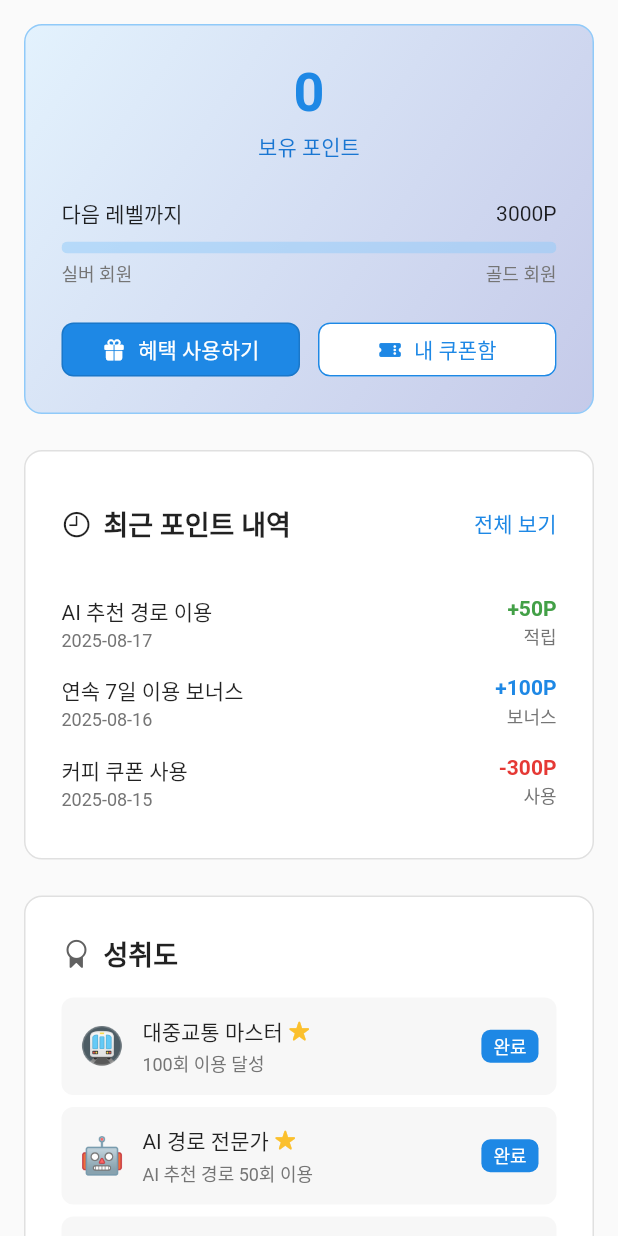
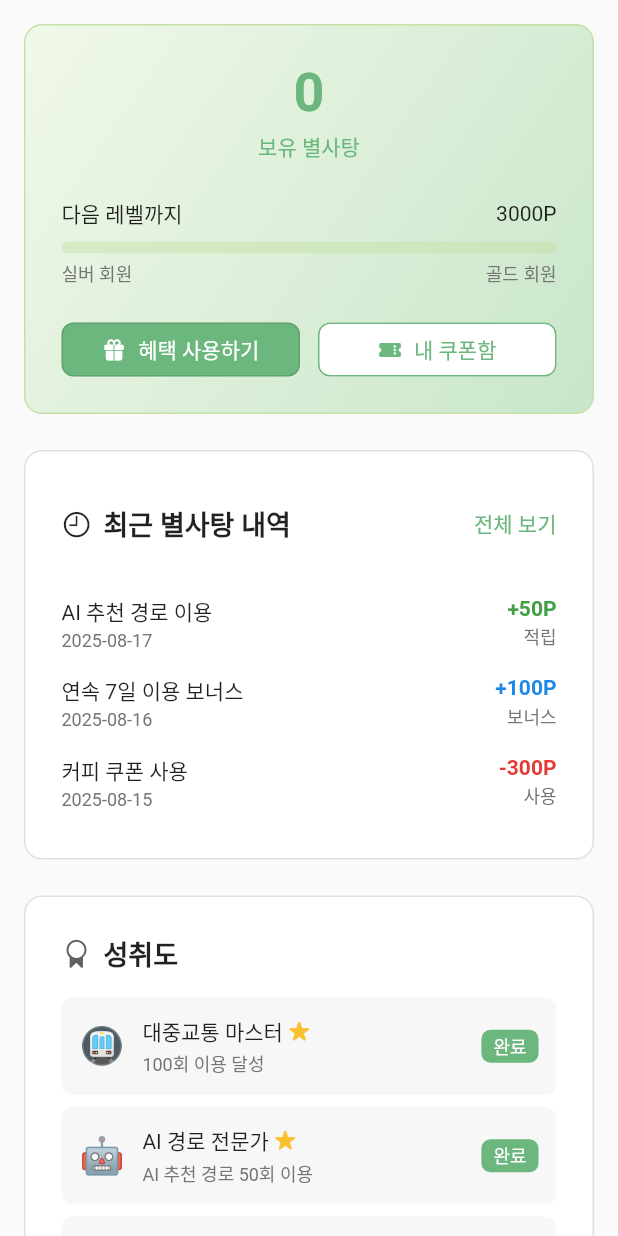
Before and after one commit to LikeLion-CJU-CPR/bustar_app, a Flutter app: the PointScreen screen opened directly, on a phone screen of 412 x 824 dp. Run offline on Flutter 3.47's test engine with Material 3 defaults, Android fonts, the phone set to English and light mode, and no system bars; network calls fail.

Commit message:
feat: 포인트 화면 색상 수정 및 이름 변경

```diff
--- a/lib/main_screen.dart
+++ b/lib/main_screen.dart
@@ -41,8 +41,8 @@ class _MainScreenState extends State<MainScreen> {
           items: const <BottomNavigationBarItem>[
             BottomNavigationBarItem(icon: Icon(Icons.home), label: '홈'),
             BottomNavigationBarItem(
-              icon: Icon(Icons.star_rounded),
-              label: '포인트',
+              icon: Icon(Icons.star_rate_rounded),
+              label: '내 별사탕',
             ),
             BottomNavigationBarItem(icon: Icon(Icons.person), label: '내 정보'),
           ],
--- a/lib/screens/point/history_screen.dart
+++ b/lib/screens/point/history_screen.dart
@@ -67,7 +67,7 @@ class _PointHistoryScreenState extends State<PointHistoryScreen> {
       type: 'bonus',
     ),
   ];
-  // --- 임시 데이터 끝 ---
+  // --- 임시 데이터 끝 --
 
   @override
   Widget build(BuildContext context) {
--- a/lib/screens/point/usage_screen.dart
+++ b/lib/screens/point/usage_screen.dart
@@ -159,7 +159,7 @@ class _UsageScreenState extends State<UsageScreen> {
                     final response = await http.post(
                       Uri.parse('$baseUrl/purchase/product/'),
                       headers: {
-                        'Content-Type': 'application/json; charset=UTF-8'
+                        'Content-Type': 'application/json; charset=UTF-8',
                       },
                       body: json.encode({
                         'user_id': 1, // 사용자 ID 1로 가정
@@ -173,31 +173,41 @@ class _UsageScreenState extends State<UsageScreen> {
                     Navigator.of(dialogContext).pop();
 
                     if (response.statusCode == 200) {
-                      final responseData =
-                          json.decode(utf8.decode(response.bodyBytes));
-                      pointProvider
-                          .setPoints(responseData['new_point_balance']);
+                      final responseData = json.decode(
+                        utf8.decode(response.bodyBytes),
+                      );
+                      pointProvider.setPoints(
+                        responseData['new_point_balance'],
+                      );
                       setState(() {
                         _purchasedIds.add(item.id);
                       });
                       ScaffoldMessenger.of(context).showSnackBar(
                         const SnackBar(
-                            content: Text('상품을 성공적으로 구매했습니다!'),
-                            backgroundColor: Colors.green),
+                          content: Text('상품을 성공적으로 구매했습니다!'),
+                          backgroundColor: Colors.green,
+                        ),
                       );
                     } else {
-                      final errorData =
-                          json.decode(utf8.decode(response.bodyBytes));
-                      ScaffoldMessenger.of(context).showSnackBar(SnackBar(
+                      final errorData = json.decode(
+                        utf8.decode(response.bodyBytes),
+                      );
+                      ScaffoldMessenger.of(context).showSnackBar(
+                        SnackBar(
                           content: Text('구매 실패: ${errorData['detail']}'),
-                          backgroundColor: Colors.red));
+                          backgroundColor: Colors.red,
+                        ),
+                      );
                     }
                   } catch (e) {
                     if (!context.mounted) return;
                     Navigator.of(dialogContext).pop();
-                    ScaffoldMessenger.of(context).showSnackBar(SnackBar(
+                    ScaffoldMessenger.of(context).showSnackBar(
+                      SnackBar(
                         content: Text('오류가 발생했습니다: $e'),
-                        backgroundColor: Colors.red));
+                        backgroundColor: Colors.red,
+                      ),
+                    );
                   }
                 },
                 child: const Text('구매 확정'),
@@ -233,11 +243,11 @@ class _UsageScreenState extends State<UsageScreen> {
           crossAxisAlignment: CrossAxisAlignment.center,
           children: [
             const Text(
-              '포인트 사용',
+              '별사탕 사용',
               style: TextStyle(color: Colors.black, fontSize: 18),
             ),
             Text(
-              '보유 포인트: ${currentPoints}P',
+              '보유 별사탕: $currentPoints ✦',
               style: TextStyle(fontSize: 12, color: Colors.grey.shade600),
             ),
           ],
--- a/lib/screens/point/widgets/dashboard_page/achievements_card.dart
+++ b/lib/screens/point/widgets/dashboard_page/achievements_card.dart
@@ -68,7 +68,7 @@ class AchievementsCard extends StatelessWidget {
                           ),
                           decoration: BoxDecoration(
                             color: item.isCompleted
-                                ? Colors.blue.shade600
+                                ? const Color(0xFF6CB77E)
                                 : Colors.grey.shade300,
                             borderRadius: BorderRadius.circular(6.0),
                           ),
--- a/lib/screens/point/widgets/dashboard_page/points_overview_card.dart
+++ b/lib/screens/point/widgets/dashboard_page/points_overview_card.dart
@@ -21,12 +21,12 @@ class PointsOverviewCard extends StatelessWidget {
       padding: const EdgeInsets.all(24.0),
       decoration: BoxDecoration(
         gradient: LinearGradient(
-          colors: [Colors.blue.shade50, Colors.indigo.shade100],
+          colors: [Colors.lightGreen.shade50, Colors.green.shade100],
           begin: Alignment.topLeft,
           end: Alignment.bottomRight,
         ),
         borderRadius: BorderRadius.circular(12.0),
-        border: Border.all(color: Colors.blue.shade200),
+        border: Border.all(color: Colors.lightGreen.shade200),
       ),
       child: Column(
         children: [
@@ -35,16 +35,16 @@ class PointsOverviewCard extends StatelessWidget {
               RegExp(r'(\d{1,3})(?=(\d{3})+(?!\d))'),
               (Match m) => '${m[1]},',
             ),
-            style: TextStyle(
+            style: const TextStyle(
               fontSize: 36,
-              color: Colors.blue.shade600,
+              color: Color(0xFF6CB77E),
               fontWeight: FontWeight.bold,
             ),
           ),
           const SizedBox(height: 4),
-          Text(
-            '보유 포인트',
-            style: TextStyle(fontSize: 14, color: Colors.blue.shade700),
+          const Text(
+            '보유 별사탕',
+            style: TextStyle(fontSize: 14, color: Color(0xFF6CB77E)),
           ),
           const SizedBox(height: 24),
           Row(
@@ -64,8 +64,12 @@ class PointsOverviewCard extends StatelessWidget {
               height: 8,
               child: LinearProgressIndicator(
                 value: progress,
-                backgroundColor: Colors.blue.shade200.withValues(alpha: .5),
-                valueColor: AlwaysStoppedAnimation<Color>(Colors.blue.shade600),
+                backgroundColor: Colors.lightGreen.shade200.withValues(
+                  alpha: .5,
+                ),
+                valueColor: const AlwaysStoppedAnimation<Color>(
+                  Color(0xFF6CB77E),
+                ),
               ),
             ),
           ),
@@ -96,7 +100,7 @@ class PointsOverviewCard extends StatelessWidget {
                     ),
                   );
                 },
-                backgroundColor: Colors.blue.shade600,
+                backgroundColor: const Color(0xFF6CB77E),
                 foregroundColor: Colors.white,
               ),
               const SizedBox(width: 12),
@@ -111,8 +115,8 @@ class PointsOverviewCard extends StatelessWidget {
                   );
                 },
                 backgroundColor: Colors.white,
-                foregroundColor: Colors.blue.shade600,
-                side: BorderSide(color: Colors.blue.shade600),
+                foregroundColor: const Color(0xFF6CB77E),
+                side: const BorderSide(color: Color(0xFF6CB77E)),
               ),
             ],
           ),
--- a/lib/screens/point/widgets/dashboard_page/recent_history_card.dart
+++ b/lib/screens/point/widgets/dashboard_page/recent_history_card.dart
@@ -25,7 +25,7 @@ class RecentHistoryCard extends StatelessWidget {
                     Icon(CupertinoIcons.time, size: 20),
                     SizedBox(width: 8),
                     Text(
-                      '최근 포인트 내역',
+                      '최근 별사탕 내역',
                       style: TextStyle(
                         fontSize: 18,
                         fontWeight: FontWeight.bold,
@@ -41,9 +41,9 @@ class RecentHistoryCard extends StatelessWidget {
                       ),
                     );
                   },
-                  child: Text(
+                  child: const Text(
                     '전체 보기',
-                    style: TextStyle(color: Colors.blue.shade600),
+                    style: TextStyle(color: Color(0xFF6CB77E)),
                   ),
                 ),
               ],
--- a/lib/screens/point/widgets/history_page/filter_tabs.dart
+++ b/lib/screens/point/widgets/history_page/filter_tabs.dart
@@ -48,7 +48,9 @@ class FilterTabs extends StatelessWidget {
             onPressed: () => onFilterSelected(filter['key'] as String),
             style: ElevatedButton.styleFrom(
               elevation: 0,
-              backgroundColor: isSelected ? Colors.blue.shade600 : Colors.white,
+              backgroundColor: isSelected
+                  ? const Color(0xFF6CB77E)
+                  : Colors.white,
               foregroundColor: isSelected ? Colors.white : Colors.black,
               side: isSelected
                   ? BorderSide.none
--- a/lib/screens/point/widgets/usage_page/category_filters.dart
+++ b/lib/screens/point/widgets/usage_page/category_filters.dart
@@ -35,7 +35,7 @@ class CategoryFilters extends StatelessWidget {
                 style: ElevatedButton.styleFrom(
                   elevation: 0,
                   backgroundColor: selectedCategory == categories[i]['id']
-                      ? Colors.blue.shade600
+                      ? const Color(0xFF6CB77E)
                       : Colors.white,
                   foregroundColor: selectedCategory == categories[i]['id']
                       ? Colors.white
```
Also changed, not shown: lib/screens/point/widgets/my_coupons_page/coupon_filter_buttons.dart (+9 -3 lines), lib/screens/point/widgets/my_coupons_page/coupon_list_item.dart (+47 -13 lines), lib/screens/point/widgets/usage_page/reward_list_item.dart (+4 -4 lines).
